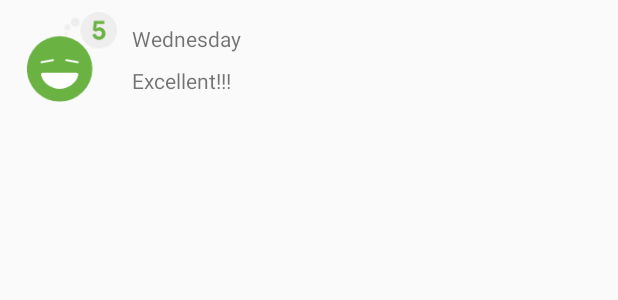
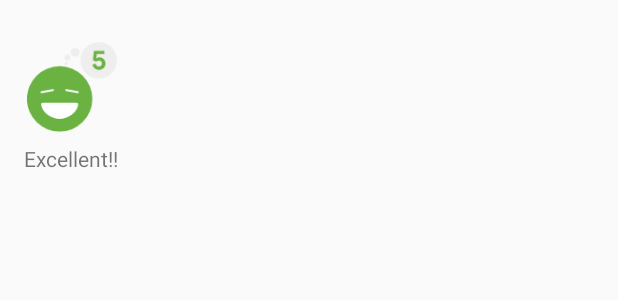
Before and after one commit to tida19/7.3-GridLayout-with-RecyclerView, an Android app: the layout list_item_sleep_night.xml on its own in the app's theme, with its tools: preview values and no code run, on a phone screen of 412 x 824 dp. Shown: the top 300 px of the screen. Run offline under Robolectric (Android 15) with nearby library versions, the phone set to English and light mode, and no system bars; Roboto replaces fonts that are not available here.

Commit message:
7.3-4-Step 2: Change the layout

```diff
--- a/app/src/main/res/layout/list_item_sleep_night.xml
+++ b/app/src/main/res/layout/list_item_sleep_night.xml
@@ -26,29 +26,17 @@
             app:sleepImage="@{sleep}"
             tools:srcCompat="@drawable/ic_sleep_5" />
 
-        <TextView
-            android:id="@+id/sleep_length"
-            android:layout_width="0dp"
-            android:layout_height="20dp"
-            android:layout_marginStart="8dp"
-            android:layout_marginTop="8dp"
-            android:layout_marginEnd="16dp"
-            app:layout_constraintEnd_toEndOf="parent"
-            app:layout_constraintStart_toEndOf="@+id/quality_image"
-            app:layout_constraintTop_toTopOf="@+id/quality_image"
-            app:sleepDurationFormatted="@{sleep}"
-            tools:text="Wednesday" />
+
 
         <TextView
             android:id="@+id/quality_string"
             android:layout_width="0dp"
             android:layout_height="20dp"
             android:layout_marginTop="8dp"
-            app:layout_constraintEnd_toEndOf="@+id/sleep_length"
+            app:layout_constraintEnd_toEndOf="@+id/quality_image"
             app:layout_constraintHorizontal_bias="0.0"
-            app:layout_constraintStart_toStartOf="@+id/sleep_length"
-            app:layout_constraintTop_toBottomOf="@+id/sleep_length"
-            app:sleepQualityString="@{sleep}"
+            app:layout_constraintStart_toStartOf="@+id/quality_image"
+            app:layout_constraintTop_toBottomOf="@+id/quality_image"
             tools:text="Excellent!!!" />
     </androidx.constraintlayout.widget.ConstraintLayout>
 </layout>
```
